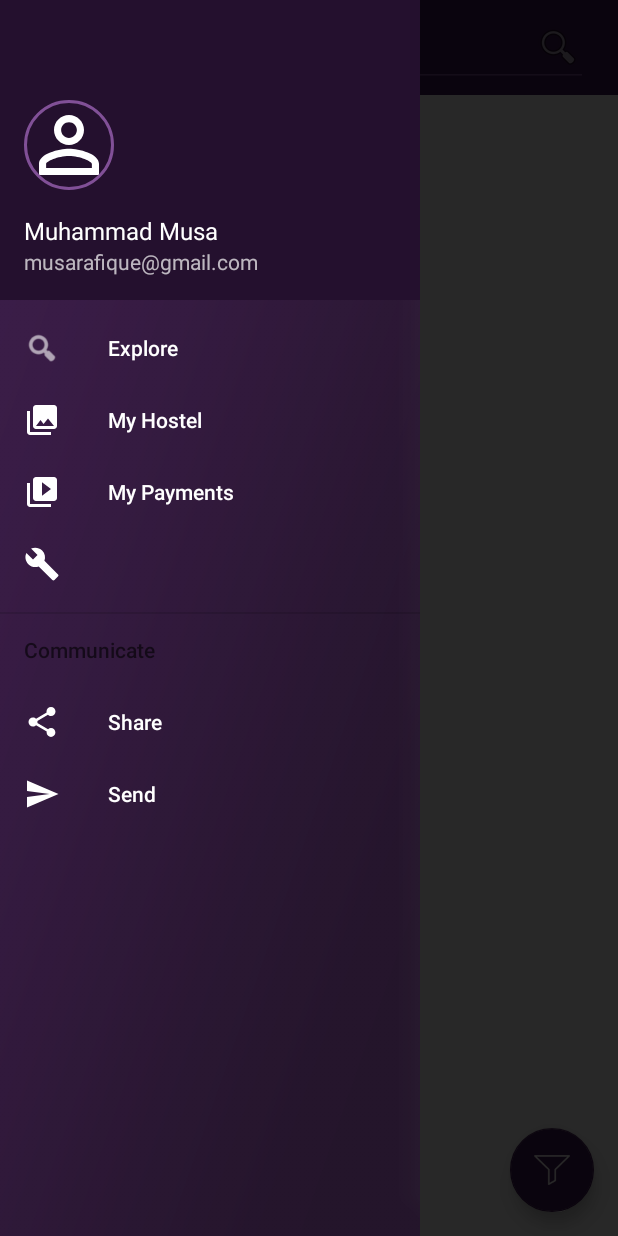
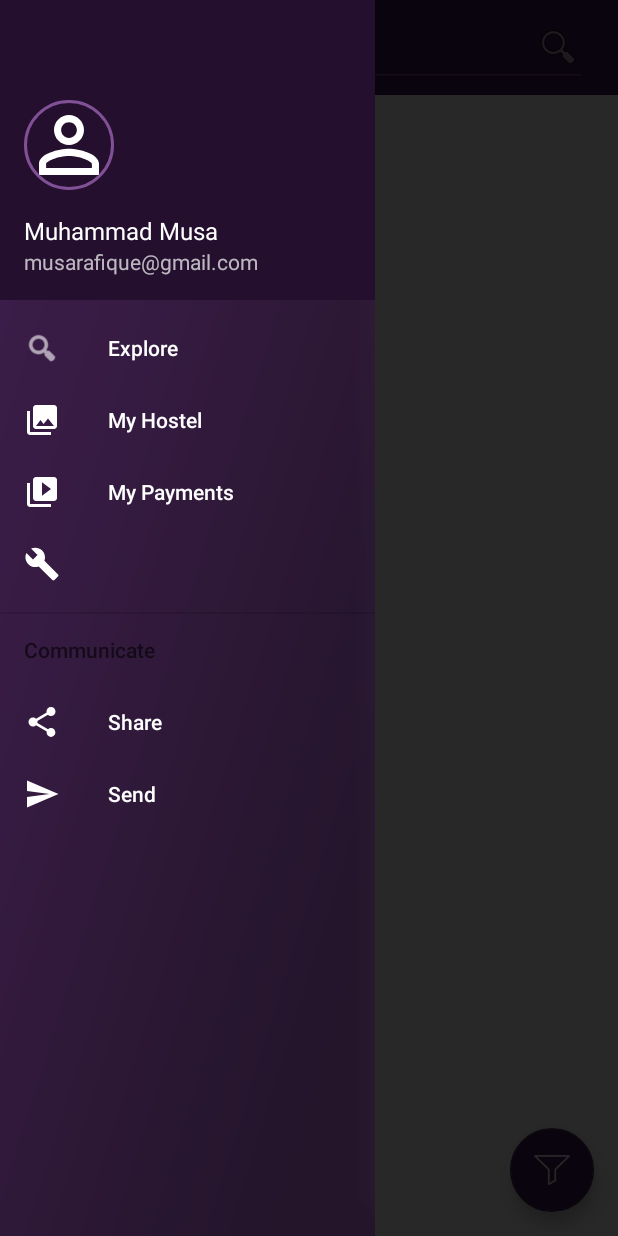
Before and after one commit to RanaMuneeb9/HostIn, an Android app: the MainActivity screen opened directly, with no data from a screen before it, with the side drawer open, on a phone screen of 412 x 824 dp. Run offline under Robolectric (Android 15) with nearby library versions, the phone set to English and light mode, and no system bars; our stand-ins replace CircleImageView.

Commit message:
Made changes to navigation drawer & signup layout

```diff
--- a/app/src/main/AndroidManifest.xml
+++ b/app/src/main/AndroidManifest.xml
@@ -6,6 +6,7 @@
         android:allowBackup="true"
         android:icon="@mipmap/ic_launcher"
         android:label="@string/app_name"
+        android:hardwareAccelerated="true"
         android:roundIcon="@mipmap/ic_launcher_round"
         android:supportsRtl="true"
         android:theme="@style/AppTheme">
--- a/app/src/main/java/com/munib/hostin/MainActivity.java
+++ b/app/src/main/java/com/munib/hostin/MainActivity.java
@@ -34,8 +34,9 @@ public class MainActivity extends AppCompatActivity
                         .setAction("Action", null).show();
             }
         });
+        final DrawerLayout drawer = (DrawerLayout) findViewById(R.id.drawer_layout);
 
-        final DrawerLayout drawer = (DrawerLayout) findViewById(R.id.drawer_layout);
+
         drawer.setDrawerListener(new ActionBarDrawerToggle(this,
                drawer,
                 new Toolbar(getApplicationContext()),
--- a/app/src/main/res/layout/activity_main.xml
+++ b/app/src/main/res/layout/activity_main.xml
@@ -16,7 +16,7 @@
 
     <android.support.design.widget.NavigationView
         android:id="@+id/nav_view"
-        android:layout_width="wrap_content"
+        android:layout_width="250dp"
         android:layout_height="match_parent"
         android:layout_gravity="start"
         android:background="@drawable/drawer_back"
```
Also changed, not shown: app/src/main/res/drawable-hdpi/drawer_back.png (renamed from app/src/main/res/drawable/drawer_back.png), app/src/main/res/drawable-hdpi/signup_background.png (renamed from app/src/main/res/drawable/signup_background.png), app/src/main/res/drawable-mdpi/drawer_back.png (added), app/src/main/res/drawable-mdpi/signup_background.png (added), app/src/main/res/drawable-xhdpi/drawer_back.png (added), app/src/main/res/drawable-xhdpi/signup_background.png (added), app/src/main/res/drawable-xxhdpi/drawer_back.png (added), app/src/main/res/drawable-xxhdpi/signup_background.png (added), app/src/main/res/drawable-xxxhdpi/drawer_back.png (added), app/src/main/res/drawable-xxxhdpi/signup_background.png (added).
